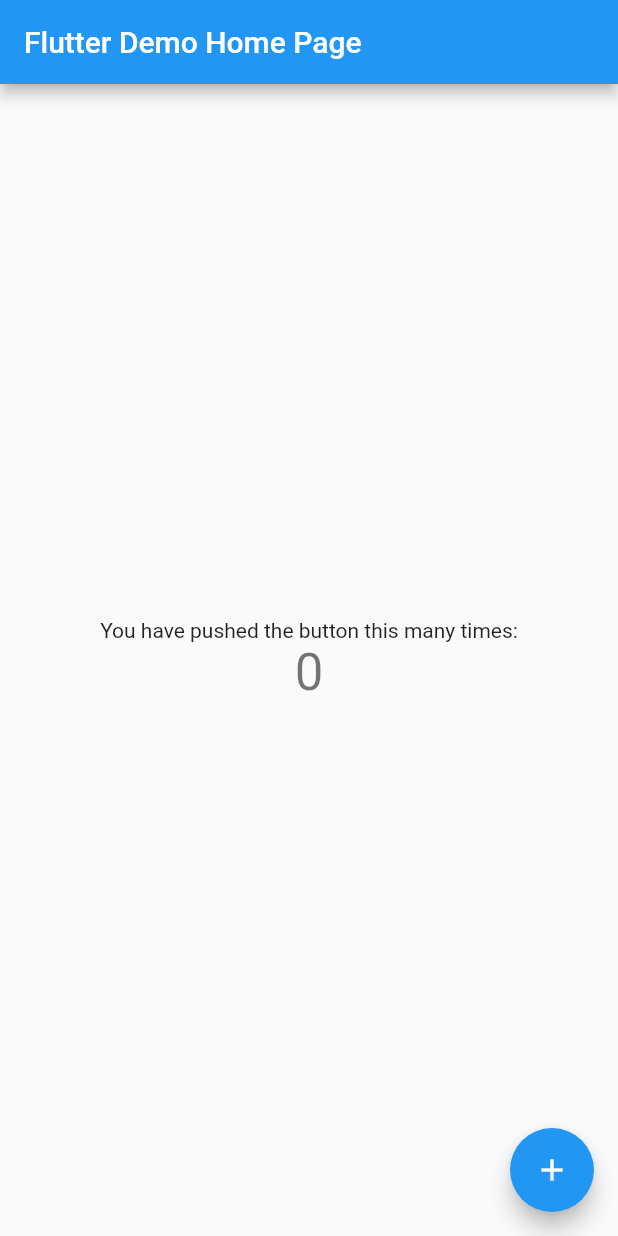
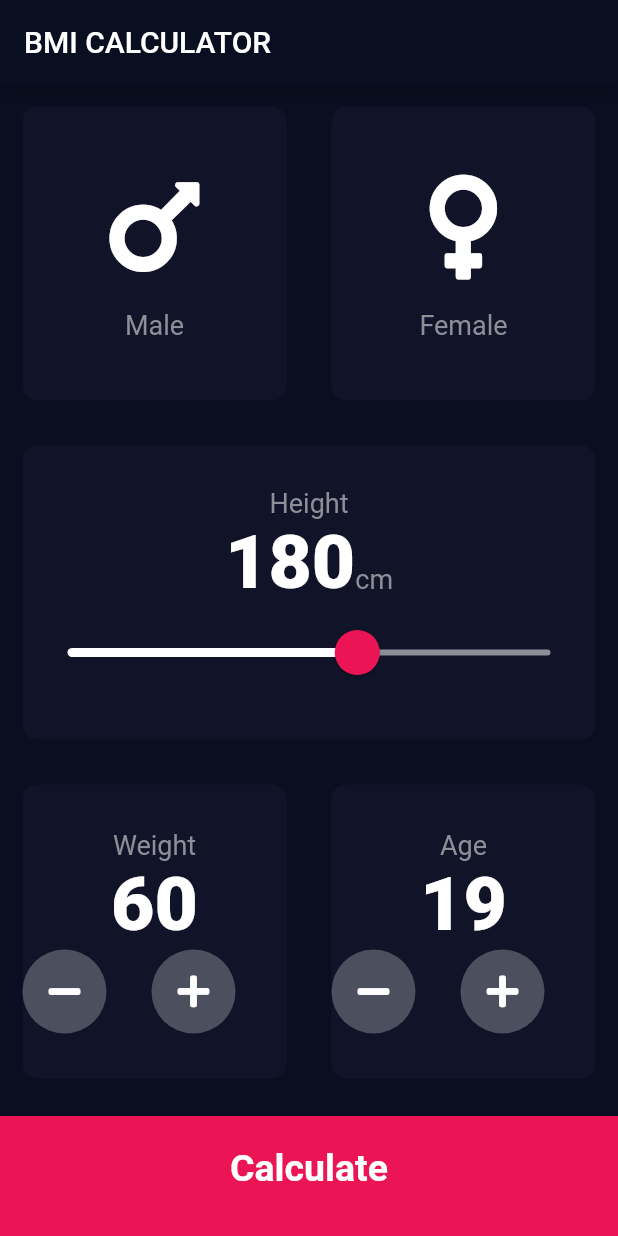
Before and after one commit to Popoola-Opeyemi/BMICalculator, a Flutter app: the screen it shows after launch, on a phone screen of 412 x 824 dp. Run offline on Flutter 3.47's test engine with Material 2 defaults, Android fonts, the phone set to English and light mode, and no system bars; our stand-ins replace font_awesome_flutter.

Commit message:
finished full BMI calculator APP

```diff
--- /dev/null
+++ b/lib/calculator_brain.dart
@@ -0,0 +1,34 @@
+import 'dart:math';
+
+class CalculatorBrain {
+  CalculatorBrain({this.height, this.weight});
+  final int height;
+  final int weight;
+
+  double _bmi;
+
+  String calculateBMI() {
+    _bmi = weight / pow((height / 100), 2);
+    return _bmi.toStringAsFixed(1);
+  }
+
+  String getResult() {
+    if (_bmi >= 25) {
+      return 'Overweight';
+    } else if (_bmi > 18.5) {
+      return "Normal";
+    } else {
+      return "Underweight";
+    }
+  }
+
+  String getInterpretation() {
+    if (_bmi >= 25) {
+      return 'You have a higher than body weight. Try to excercise More';
+    } else if (_bmi > 18.5) {
+      return "You have a normal body weight. Good job";
+    } else {
+      return "You have a lower than normal body weight. you can eat a bit more";
+    }
+  }
+}
--- /dev/null
+++ b/lib/components/bottom_button.dart
@@ -0,0 +1,29 @@
+import 'package:flutter/material.dart';
+import 'package:Bmicalculator/constants.dart';
+
+class ButtomButton extends StatelessWidget {
+  ButtomButton({@required this.onTap, @required this.buttonTitle});
+
+  final Function onTap;
+  final String buttonTitle;
+
+  @override
+  Widget build(BuildContext context) {
+    return GestureDetector(
+      onTap: onTap,
+      child: Container(
+        child: Center(
+          child: Text(
+            buttonTitle,
+            style: kLargeTextStyle,
+          ),
+        ),
+        color: kbottomContainerColor,
+        margin: EdgeInsets.only(top: 10.0),
+        padding: EdgeInsets.only(bottom: 10.0),
+        width: double.infinity,
+        height: kBootomContainerHeight,
+      ),
+    );
+  }
+}
--- /dev/null
+++ b/lib/components/icon_content.dart
@@ -0,0 +1,26 @@
+import 'package:Bmicalculator/constants.dart';
+import 'package:flutter/material.dart';
+
+class IconContent extends StatelessWidget {
+  IconContent({this.icon, this.label});
+
+  final IconData icon;
+  final String label;
+
+  @override
+  Widget build(BuildContext context) {
+    return Column(
+      mainAxisAlignment: MainAxisAlignment.center,
+      children: <Widget>[
+        Icon(
+          icon,
+          size: 80.0,
+        ),
+        SizedBox(
+          height: 15.0,
+        ),
+        Text(label, style: klabelTextStyle)
+      ],
+    );
+  }
+}
--- /dev/null
+++ b/lib/components/reuseable_card.dart
@@ -0,0 +1,24 @@
+import 'package:flutter/material.dart';
+
+class ReuseableCard extends StatelessWidget {
+  ReuseableCard({@required this.colour, this.cardChild, this.onPress});
+
+  final Color colour;
+  final Widget cardChild;
+  final Function onPress;
+
+  @override
+  Widget build(BuildContext context) {
+    return GestureDetector(
+      onTap: onPress,
+      child: Container(
+        child: cardChild,
+        margin: EdgeInsets.all(15.0),
+        decoration: BoxDecoration(
+          color: colour,
+          borderRadius: BorderRadius.circular(10.0),
+        ),
+      ),
+    );
+  }
+}
--- /dev/null
+++ b/lib/components/roundicon_button.dart
@@ -0,0 +1,20 @@
+import 'package:flutter/material.dart';
+
+class RoundIconButton extends StatelessWidget {
+  RoundIconButton({@required this.icon, @required this.onPressed});
+
+  final IconData icon;
+  final Function onPressed;
+
+  @override
+  Widget build(BuildContext context) {
+    return RawMaterialButton(
+      onPressed: onPressed,
+      shape: CircleBorder(),
+      fillColor: Color(0xFF4C4F5E),
+      elevation: 0.0,
+      child: Icon(icon),
+      constraints: BoxConstraints.tightFor(width: 56, height: 56),
+    );
+  }
+}
--- /dev/null
+++ b/lib/constants.dart
@@ -0,0 +1,33 @@
+import 'package:flutter/material.dart';
+
+const kBootomContainerHeight = 80.0;
+const kactiveCardColor = Color(0xFF1D1E33);
+const kinactiveCardColor = Color(0xFF111328);
+const kbottomContainerColor = Color(0xFFEB1555);
+const klabelTextStyle = TextStyle(
+  fontSize: 18.0,
+  color: Color(0xFF8D8E98),
+);
+
+const klabelTextStyle2 = TextStyle(
+  fontSize: 50.0,
+  fontWeight: FontWeight.w900,
+);
+
+const kLargeTextStyle = TextStyle(
+  fontSize: 25.0,
+  fontWeight: FontWeight.bold,
+);
+
+const kTitleTextStyle = TextStyle(
+  fontSize: 50.0,
+  fontWeight: FontWeight.bold,
+);
+
+const kresultTextStyle = TextStyle(
+    color: Color(0xFF24D876), fontSize: 22.0, fontWeight: FontWeight.bold);
+
+const kBMITextStyle = TextStyle(fontSize: 100.0, fontWeight: FontWeight.bold);
+
+const kBMIBodyTextStyle =
+    TextStyle(fontSize: 22.0, fontWeight: FontWeight.bold);
--- a/lib/main.dart
+++ b/lib/main.dart
@@ -1,117 +1,17 @@
 import 'package:flutter/material.dart';
+import 'package:Bmicalculator/screens/input_page.dart';
 
-void main() {
-  runApp(MyApp());
-}
+void main() => runApp(BMICalculator());
 
-class MyApp extends StatelessWidget {
-  // This widget is the root of your application.
+class BMICalculator extends StatelessWidget {
   @override
   Widget build(BuildContext context) {
     return MaterialApp(
-      title: 'Flutter Demo',
-      theme: ThemeData(
-        // This is the theme of your application.
-        //
-        // Try running your application with "flutter run". You'll see the
-        // application has a blue toolbar. Then, without quitting the app, try
-        // changing the primarySwatch below to Colors.green and then invoke
-        // "hot reload" (press "r" in the console where you ran "flutter run",
-        // or simply save your changes to "hot reload" in a Flutter IDE).
-        // Notice that the counter didn't reset back to zero; the application
-        // is not restarted.
-        primarySwatch: Colors.blue,
-        // This makes the visual density adapt to the platform that you run
-        // the app on. For desktop platforms, the controls will be smaller and
-        // closer together (more dense) than on mobile platforms.
-        visualDensity: VisualDensity.adaptivePlatformDensity,
+      theme: ThemeData.dark().copyWith(
+        primaryColor: Color(0xFF0A0E21),
+        scaffoldBackgroundColor: Color(0xFF0A0E21),
       ),
-      home: MyHomePage(title: 'Flutter Demo Home Page'),
+      home: InputPage(),
     );
   }
 }
-
-class MyHomePage extends StatefulWidget {
-  MyHomePage({Key key, this.title}) : super(key: key);
-
-  // This widget is the home page of your application. It is stateful, meaning
-  // that it has a State object (defined below) that contains fields that affect
-  // how it looks.
-
-  // This class is the configuration for the state. It holds the values (in this
-  // case the title) provided by the parent (in this case the App widget) and
-  // used by the build method of the State. Fields in a Widget subclass are
-  // always marked "final".
-
-  final String title;
-
-  @override
-  _MyHomePageState createState() => _MyHomePageState();
-}
-
-class _MyHomePageState extends State<MyHomePage> {
-  int _counter = 0;
-
-  void _incrementCounter() {
-    setState(() {
-      // This call to setState tells the Flutter framework that something has
-      // changed in this State, which causes it to rerun the build method below
-      // so that the display can reflect the updated values. If we changed
-      // _counter without calling setState(), then the build method would not be
-      // called again, and so nothing would appear to happen.
-      _counter++;
-    });
-  }
-
-  @override
-  Widget build(BuildContext context) {
-    // This method is rerun every time setState is called, for instance as done
-    // by the _incrementCounter method above.
-    //
-    // The Flutter framework has been optimized to make rerunning build methods
-    // fast, so that you can just rebuild anything that needs updating rather
-    // than having to individually change instances of widgets.
-    return Scaffold(
-      appBar: AppBar(
-        // Here we take the value from the MyHomePage object that was created by
-        // the App.build method, and use it to set our appbar title.
-        title: Text(widget.title),
-      ),
-      body: Center(
-        // Center is a layout widget. It takes a single child and positions it
-        // in the middle of the parent.
-        child: Column(
-          // Column is also a layout widget. It takes a list of children and
-          // arranges them vertically. By default, it sizes itself to fit its
-          // children horizontally, and tries to be as tall as its parent.
-          //
-          // Invoke "debug painting" (press "p" in the console, choose the
-          // "Toggle Debug Paint" action from the Flutter Inspector in Android
-          // Studio, or the "Toggle Debug Paint" command in Visual Studio Code)
-          // to see the wireframe for each widget.
-          //
-          // Column has various properties to control how it sizes itself and
-          // how it positions its children. Here we use mainAxisAlignment to
-          // center the children vertically; the main axis here is the vertical
-          // axis because Columns are vertical (the cross axis would be
-          // horizontal).
-          mainAxisAlignment: MainAxisAlignment.center,
-          children: <Widget>[
-            Text(
-              'You have pushed the button this many times:',
-            ),
-            Text(
-              '$_counter',
-              style: Theme.of(context).textTheme.headline4,
-            ),
-          ],
-        ),
-      ),
-      floatingActionButton: FloatingActionButton(
-        onPressed: _incrementCounter,
-        tooltip: 'Increment',
-        child: Icon(Icons.add),
-      ), // This trailing comma makes auto-formatting nicer for build methods.
-    );
-  }
-}
--- /dev/null
+++ b/lib/screens/input_page.dart
@@ -0,0 +1,220 @@
+import 'results_page.dart';
+import 'package:flutter/material.dart';
+import 'package:font_awesome_flutter/font_awesome_flutter.dart';
+import 'package:Bmicalculator/components/icon_content.dart';
+import 'package:Bmicalculator/components/reuseable_card.dart';
+import 'package:Bmicalculator/constants.dart';
+import 'package:Bmicalculator/components/bottom_button.dart';
+import 'package:Bmicalculator/components/roundicon_button.dart';
+import 'package:Bmicalculator/calculator_brain.dart';
+
+enum Gender { male, female }
+
+class InputPage extends StatefulWidget {
+  @override
+  _InputPageState createState() => _InputPageState();
+}
+
+class _InputPageState extends State<InputPage> {
+  Gender selectedGender;
+  int height = 180;
+  int weight = 60;
+  int age = 19;
+
+  @override
+  Widget build(BuildContext context) {
+    return Scaffold(
+      appBar: AppBar(
+        title: Text('BMI CALCULATOR'),
+      ),
+      body: Column(
+        crossAxisAlignment: CrossAxisAlignment.stretch,
+        children: <Widget>[
+          Expanded(
+            child: Row(
+              children: <Widget>[
+                Expanded(
+                  child: ReuseableCard(
+                    onPress: () {
+                      setState(() {
+                        selectedGender = Gender.male;
+                      });
+                    },
+                    colour: selectedGender == Gender.male
+                        ? kactiveCardColor
+                        : kinactiveCardColor,
+                    cardChild:
+                        IconContent(icon: FontAwesomeIcons.mars, label: "Male"),
+                  ),
+                ),
+                Expanded(
+                  child: ReuseableCard(
+                    onPress: () {
+                      setState(() {
+                        selectedGender = Gender.female;
+                      });
+                    },
+                    colour: selectedGender == Gender.female
+                        ? kactiveCardColor
+                        : kinactiveCardColor,
+                    cardChild: IconContent(
+                      icon: FontAwesomeIcons.venus,
+                      label: "Female",
+                    ),
+                  ),
+                ),
+              ],
+            ),
+          ),
+          Expanded(
+            child: ReuseableCard(
+              colour: kinactiveCardColor,
+              cardChild: Column(
+                mainAxisAlignment: MainAxisAlignment.center,
+                children: <Widget>[
+                  Text('Height', style: klabelTextStyle),
+                  Row(
+                    mainAxisAlignment: MainAxisAlignment.center,
+                    crossAxisAlignment: CrossAxisAlignment.baseline,
+                    textBaseline: TextBaseline.alphabetic,
+                    children: <Widget>[
+                      Text(height.toString(), style: klabelTextStyle2),
+                      Text('cm', style: klabelTextStyle),
+                    ],
+                  ),
+                  SliderTheme(
+                    data: SliderTheme.of(context).copyWith(
+                        activeTrackColor: Colors.white,
+                        thumbColor: Color(0xFFEB1555),
+                        inactiveTrackColor: Color(0xFF8D8E98),
+                        overlayColor: Color(0x29EB1555),
+                        thumbShape:
+                            RoundSliderThumbShape(enabledThumbRadius: 15.0),
+                        overlayShape:
+                            RoundSliderOverlayShape(overlayRadius: 30.0)),
+                    child: Slider(
+                      value: height.toDouble(),
+                      min: 120.0,
+                      max: 220.0,
+                      onChanged: (double newValue) {
+                        setState(() {
+                          height = newValue.toInt();
+                        });
+                      },
+                    ),
+                  ),
+                ],
+              ),
+            ),
+          ),
+          Expanded(
+            child: Row(
+              children: <Widget>[
+                Expanded(
+                  child: ReuseableCard(
+                    colour: kinactiveCardColor,
+                    cardChild: Column(
+                      mainAxisAlignment: MainAxisAlignment.center,
+                      children: <Widget>[
+                        Text(
+                          'Weight',
+                          style: klabelTextStyle,
+                        ),
+                        Text(
+                          weight.toString(),
+                          style: klabelTextStyle2,
+                        ),
+                        Row(
+                          children: <Widget>[
+                            RoundIconButton(
+                              icon: FontAwesomeIcons.minus,
+                              onPressed: () {
+                                setState(() {
+                                  this.weight--;
+                                });
+                              },
+                            ),
+                            SizedBox(
+                              width: 30,
+                            ),
+                            RoundIconButton(
+                              icon: FontAwesomeIcons.plus,
+                              onPressed: () {
+                                setState(() {
+                                  this.weight++;
+                                });
+                              },
+                            ),
+                          ],
+                        )
+                      ],
+                    ),
+                  ),
+                ),
+                Expanded(
+                  child: ReuseableCard(
+                    colour: kinactiveCardColor,
+                    cardChild: Column(
+                      mainAxisAlignment: MainAxisAlignment.center,
+                      children: <Widget>[
+                        Text(
+                          'Age',
+                          style: klabelTextStyle,
+                        ),
+                        Text(
+                          age.toString(),
+                          style: klabelTextStyle2,
+                        ),
+                        Row(
+                          children: <Widget>[
+                            RoundIconButton(
+                              icon: FontAwesomeIcons.minus,
+                              onPressed: () {
+                                setState(() {
+                                  this.age--;
+                                });
+                              },
+                            ),
+                            SizedBox(
+                              width: 30,
+                            ),
+                            RoundIconButton(
+                              icon: FontAwesomeIcons.plus,
+                              onPressed: () {
+                                setState(() {
+                                  this.age++;
+                                });
+                              },
+                            ),
+                          ],
+                        )
+                      ],
+                    ),
+                  ),
+                ),
+              ],
+            ),
+          ),
+          ButtomButton(
+            buttonTitle: "Calculate",
+            onTap: () {
+              CalculatorBrain calc =
+                  CalculatorBrain(height: height, weight: weight);
+
+              Navigator.push(
+                context,
+                MaterialPageRoute(
+                  builder: (context) => ResultsPage(
+                    bmiResult: calc.calculateBMI(),
+                    interpretation: calc.getInterpretation(),
+                    resultText: calc.getResult(),
+                  ),
+                ),
+              );
+            },
+          )
+        ],
+      ),
+    );
+  }
+}
--- /dev/null
+++ b/lib/screens/results_page.dart
@@ -0,0 +1,71 @@
+import 'package:flutter/material.dart';
+import 'package:Bmicalculator/constants.dart';
+import 'package:Bmicalculator/components/reuseable_card.dart';
+import 'package:Bmicalculator/components/bottom_button.dart';
+
+class ResultsPage extends StatelessWidget {
+  ResultsPage(
+      {@required this.bmiResult,
+      @required this.resultText,
+      @required this.interpretation});
+
+  final String bmiResult;
+  final String resultText;
+  final String interpretation;
+
+  @override
+  Widget build(BuildContext context) {
+    return Scaffold(
+      appBar: AppBar(
+        title: Text('BMI Calculator'),
+      ),
+      body: Column(
+        mainAxisAlignment: MainAxisAlignment.spaceEvenly,
+        crossAxisAlignment: CrossAxisAlignment.stretch,
+        children: <Widget>[
+          Expanded(
+            child: Container(
+              padding: EdgeInsets.all(15.0),
+              alignment: Alignment.bottomLeft,
+              child: Text(
+                "Your Result",
+                style: kTitleTextStyle,
+              ),
+            ),
+          ),
+          Expanded(
+            flex: 5,
+            child: ReuseableCard(
+              colour: kactiveCardColor,
+              cardChild: Column(
+                mainAxisAlignment: MainAxisAlignment.spaceEvenly,
+                crossAxisAlignment: CrossAxisAlignment.center,
+                children: <Widget>[
+                  Text(
+                    resultText.toUpperCase(),
+                    style: kresultTextStyle,
+                  ),
+                  Text(
+                    bmiResult,
+                    style: kBMITextStyle,
+                  ),
+                  Text(
+                    interpretation,
+                    textAlign: TextAlign.center,
+                    style: kBMIBodyTextStyle,
+                  )
+                ],
+              ),
+            ),
+          ),
+          ButtomButton(
+            buttonTitle: "RE-CALCULATE",
+            onTap: () {
+              Navigator.pop(context);
+            },
+          )
+        ],
+      ),
+    );
+  }
+}
```
Also changed, not shown: pubspec.yaml (+4 -9 lines), pubspec.lock.
